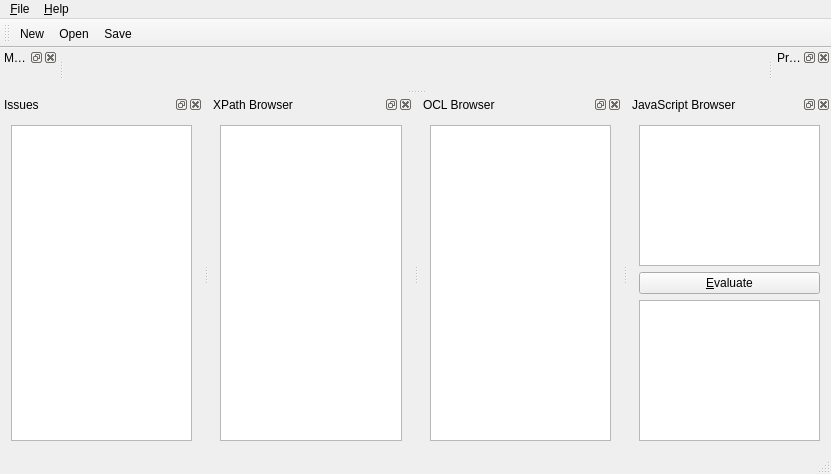
Above: examples/uml/qtumleditor/mainwindow.ui from qt/qtmodeling before the change. Below: the same form after it.
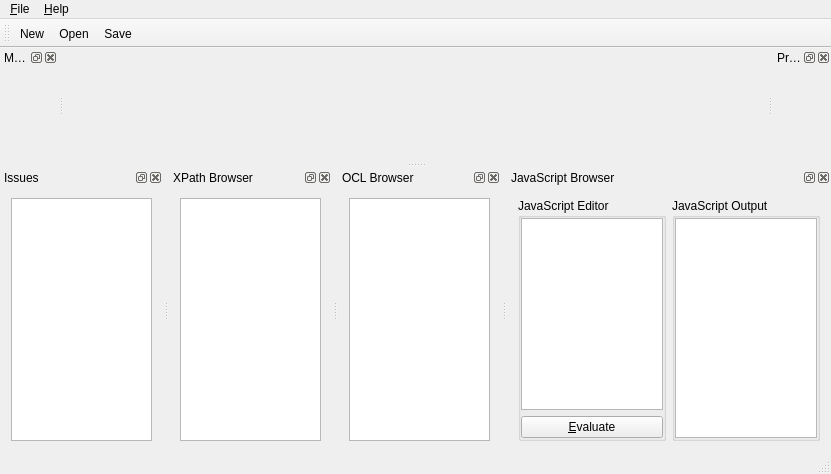
That is the form after the change. Icons and pictures are not drawn. Custom widgets are drawn as their Qt base class.

Commit message: Provide QtScript model manipulation

The edit to the form file:
```diff
--- a/examples/uml/qtumleditor/mainwindow.ui
+++ b/examples/uml/qtumleditor/mainwindow.ui
@@ -185,19 +185,68 @@
    <widget class="QWidget" name="dockWidgetContents_4">
     <layout class="QGridLayout" name="gridLayout_7">
      <item row="0" column="0">
-      <layout class="QVBoxLayout" name="verticalLayout">
+      <layout class="QHBoxLayout" name="horizontalLayout">
        <item>
-        <widget class="QTextEdit" name="txeJavaScript"/>
-       </item>
-       <item>
-        <widget class="QPushButton" name="psbJSEvaluate">
-         <property name="text">
-          <string>&amp;Evaluate</string>
+        <widget class="QGroupBox" name="groupBox">
+         <property name="title">
+          <string>JavaScript Editor</string>
          </property>
+         <layout class="QGridLayout" name="gridLayout_8">
+          <property name="leftMargin">
+           <number>0</number>
+          </property>
+          <property name="topMargin">
+           <number>0</number>
+          </property>
+          <property name="rightMargin">
+           <number>0</number>
+          </property>
+          <property name="bottomMargin">
+           <number>0</number>
+          </property>
+          <item row="1" column="0">
+           <widget class="QPushButton" name="psbJSEvaluate">
+            <property name="text">
+             <string>&amp;Evaluate</string>
+            </property>
+           </widget>
+          </item>
+          <item row="0" column="0">
+           <widget class="QTextEdit" name="txeJavaScript"/>
+          </item>
+         </layout>
         </widget>
        </item>
        <item>
-        <widget class="QTextEdit" name="txeJavaScriptEvaluation"/>
+        <widget class="QGroupBox" name="groupBox_2">
+         <property name="title">
+          <string>JavaScript Output</string>
+         </property>
+         <layout class="QGridLayout" name="gridLayout_9">
+          <property name="leftMargin">
+           <number>0</number>
+          </property>
+          <property name="topMargin">
+           <number>0</number>
+          </property>
+          <property name="rightMargin">
+           <number>0</number>
+          </property>
+          <property name="bottomMargin">
+           <number>0</number>
+          </property>
+          <item row="0" column="0">
+           <widget class="QTextEdit" name="txeJavaScriptEvaluation">
+            <property name="enabled">
+             <bool>true</bool>
+            </property>
+            <property name="readOnly">
+             <bool>true</bool>
+            </property>
+           </widget>
+          </item>
+         </layout>
+        </widget>
        </item>
       </layout>
      </item>
```
The commit also changes 57 other files.
